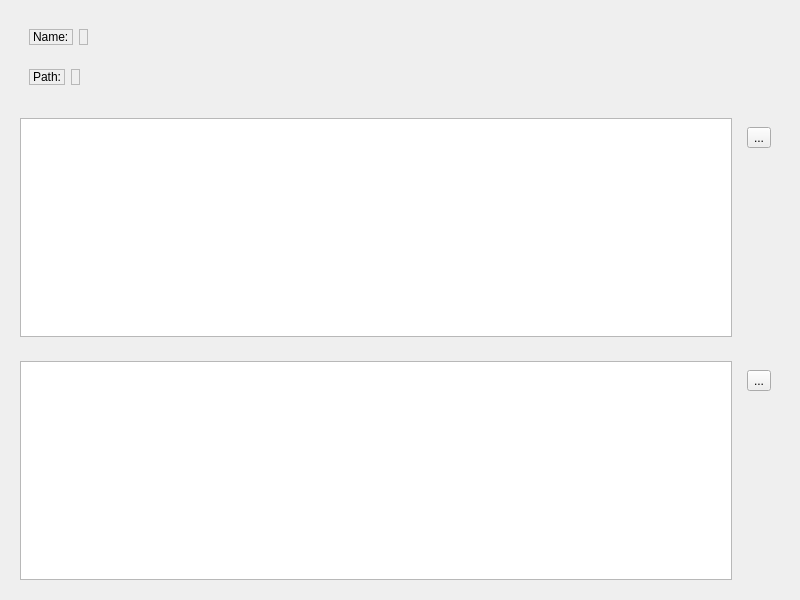
Old version of the form inspectwindow.ui in the repository Elendoin/ShaderApp.
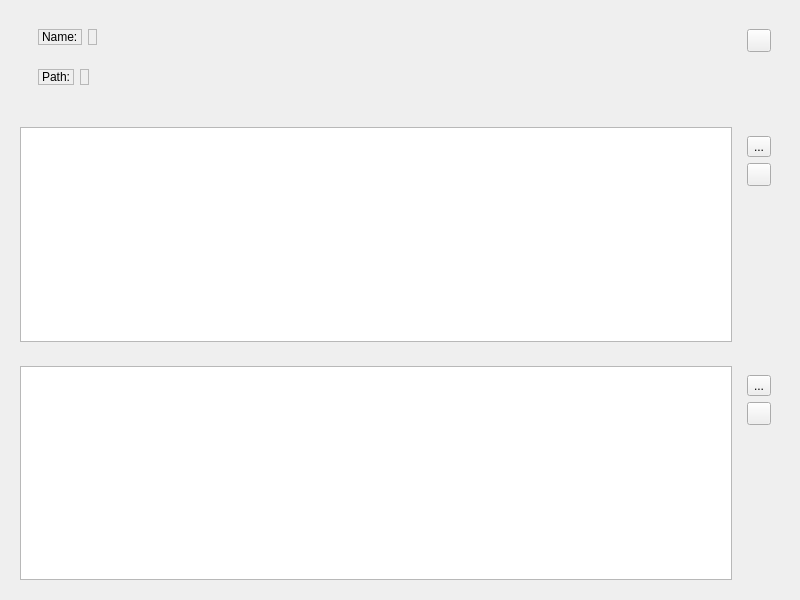
New version of the form. Icons and pictures are not drawn.

The edit to the form file:
```diff
--- a/inspectwindow.ui
+++ b/inspectwindow.ui
@@ -15,8 +15,14 @@
   </property>
   <layout class="QVBoxLayout" name="verticalLayout" stretch="0,1,1">
    <item>
+    <widget class="QWidget" name="horizontalDataLayout" native="true">
+     <layout class="QHBoxLayout" name="horizontalLayout_5">
+      <item>
     <widget class="QWidget" name="dataWidget" native="true">
      <layout class="QVBoxLayout" name="verticalLayout_4">
+         <property name="topMargin">
+          <number>0</number>
+         </property>
       <item alignment="Qt::AlignmentFlag::AlignLeft">
        <widget class="QWidget" name="nameWidget" native="true">
         <layout class="QHBoxLayout" name="horizontalLayout_3">
@@ -69,6 +75,31 @@
            </property>
            <property name="textInteractionFlags">
             <set>Qt::TextInteractionFlag::LinksAccessibleByMouse|Qt::TextInteractionFlag::TextSelectableByKeyboard|Qt::TextInteractionFlag::TextSelectableByMouse</set>
+              </property>
+             </widget>
+            </item>
+           </layout>
+          </widget>
+         </item>
+        </layout>
+       </widget>
+      </item>
+      <item alignment="Qt::AlignmentFlag::AlignTop">
+       <widget class="QWidget" name="widget_3" native="true">
+        <property name="sizePolicy">
+         <sizepolicy hsizetype="Maximum" vsizetype="Preferred">
+          <horstretch>0</horstretch>
+          <verstretch>0</verstretch>
+         </sizepolicy>
+        </property>
+        <layout class="QVBoxLayout" name="verticalLayout_5">
+         <item>
+          <widget class="QToolButton" name="editNameButton">
+           <property name="text">
+            <string/>
+           </property>
+           <property name="icon">
+            <iconset theme="QIcon::ThemeIcon::MailMessageNew"/>
            </property>
           </widget>
          </item>
@@ -110,6 +141,16 @@
            </property>
           </widget>
          </item>
+         <item>
+          <widget class="QToolButton" name="editSourceButton">
+           <property name="text">
+            <string/>
+           </property>
+           <property name="icon">
+            <iconset theme="QIcon::ThemeIcon::MailMessageNew"/>
+           </property>
+          </widget>
+         </item>
         </layout>
        </widget>
       </item>
@@ -145,6 +186,16 @@
            </property>
           </widget>
          </item>
+         <item>
+          <widget class="QToolButton" name="editDocumentationButton">
+           <property name="text">
+            <string/>
+           </property>
+           <property name="icon">
+            <iconset theme="QIcon::ThemeIcon::MailMessageNew"/>
+           </property>
+          </widget>
+         </item>
         </layout>
        </widget>
       </item>
```
Left out of the diff: 6 changed lines with no effect on the pictures. Lines whose indentation alone changed are shown as unchanged.
